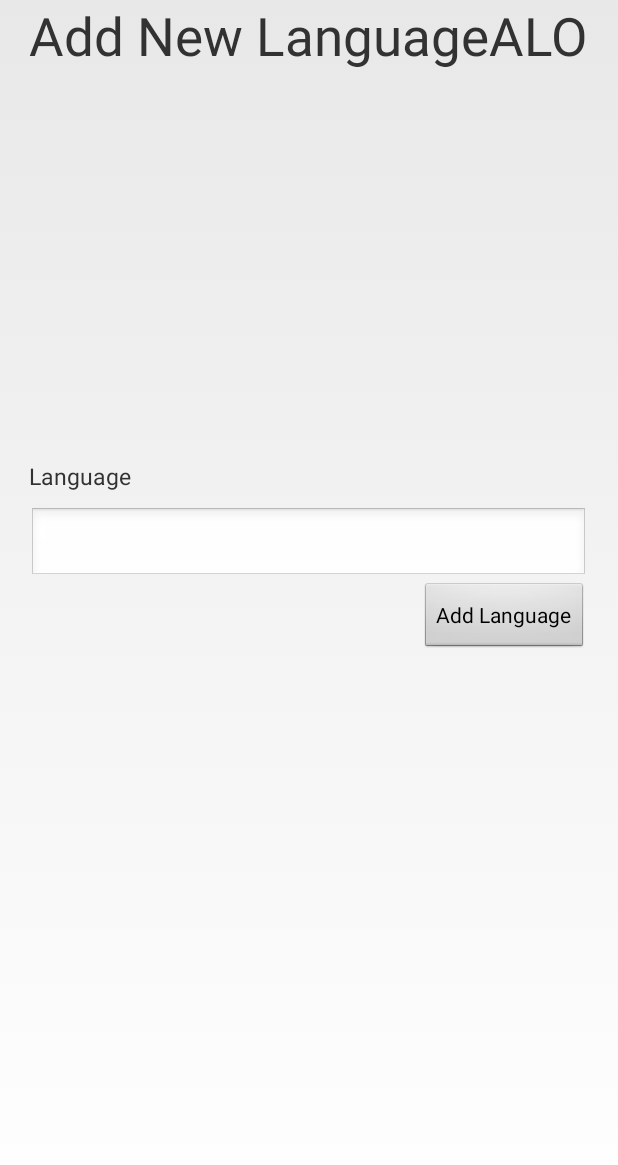
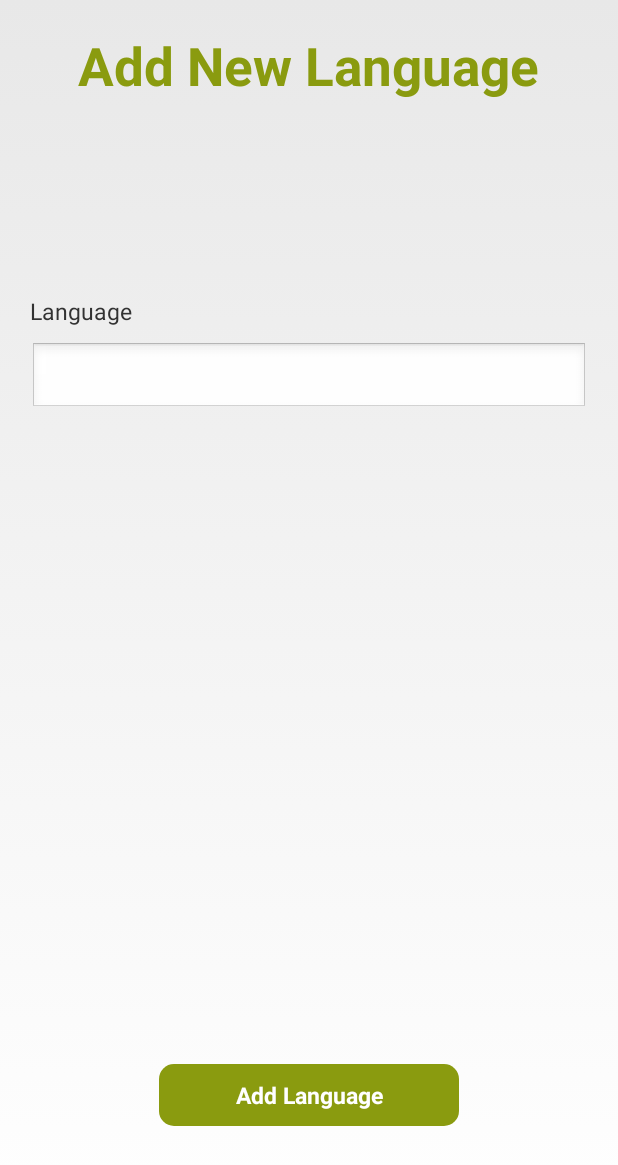
Before and after one commit to kaeuchoa/AndroidApp_PersonalDictionary, an Android app: the AddNewLangActivity screen opened directly, with no data from a screen before it, on a phone screen of 412 x 824 dp. Shown: the top 1165 px of the screen. Run offline under Robolectric (Android 15) with nearby library versions, the phone set to English and light mode, and no system bars.

Commit message:
deixei tudo verde

```diff
--- /dev/null
+++ b/app/src/main/res/drawable/mybutton.xml
@@ -0,0 +1,7 @@
+<?xml version="1.0" encoding="utf-8"?>
+<shape xmlns:android="http://schemas.android.com/apk/res/android"
+    android:shape="rectangle" android:padding="10dp">
+    <!-- you can use any color you want I used here gray color-->
+    <solid android:color="#8A9B0F"/>
+    <corners android:radius="10dp"/>
+</shape>
--- a/app/src/main/res/layout/add_new_language.xml
+++ b/app/src/main/res/layout/add_new_language.xml
@@ -3,44 +3,59 @@
     android:layout_width="match_parent" android:layout_height="match_parent">
 
     <TextView
+        android:layout_below="@+id/txt_addNewLanguage"
+        android:layout_alignStart="@+id/edt_newLanguage"
+        android:text="Language"
+        android:id="@+id/txt_language"
         android:layout_width="wrap_content"
         android:layout_height="wrap_content"
-        android:text="Language"
-        android:id="@+id/txt_language"
+
+
         android:textSize="15dp"
         android:editable="false"
-        android:layout_above="@+id/btn_addLanguage"
-        android:layout_alignStart="@+id/txt_addNewLanguage"
-        android:layout_marginBottom="60dp"
-        android:layout_gravity="left" />
+        android:layout_gravity="left"
+        android:layout_marginTop="129dp"
+ />
 
     <EditText
-        android:layout_width="250dp"
-        android:layout_height="50dp"
-        android:textSize="25dp"
+
         android:id="@+id/edt_newLanguage"
-        android:layout_above="@+id/btn_addLanguage"
-        android:layout_alignStart="@+id/txt_language"
-        android:layout_alignEnd="@+id/txt_addNewLanguage"
-        android:layout_gravity="center" />
+        android:layout_below="@+id/txt_language"
+        android:layout_width="wrap_content"
+        android:layout_height="wrap_content"
+        android:ems="10"
+        android:layout_marginLeft="20dp"
+        android:layout_marginRight="20dp"
+        android:layout_alignParentStart="true"
+        android:layout_alignParentEnd="true"
+        android:layout_marginTop="10dp" />
 
     <Button
-        android:layout_width="wrap_content"
-        android:layout_height="wrap_content"
+
         android:text="Add Language"
         android:id="@+id/btn_addLanguage"
-        android:layout_centerVertical="true"
-        android:layout_alignEnd="@+id/edt_newLanguage"
-        android:layout_gravity="center" />
+        android:layout_width="200dp"
+        android:layout_height="wrap_content"
+        android:padding="10dp"
+        android:textColor="#ffffff"
+        android:textSize="15dp"
+        android:background="@drawable/mybutton"
+        android:layout_alignParentBottom="true"
+        android:layout_centerHorizontal="true"
+        android:layout_marginBottom="73dp"
+        android:textStyle="bold" />
 
     <TextView
+
+        android:text="Add New Language"
+        android:id="@+id/txt_addNewLanguage"
+
+        android:layout_marginTop="30px"
         android:layout_width="wrap_content"
         android:layout_height="wrap_content"
         android:textSize="35dp"
-        android:editable="false"
-        android:text="Add New LanguageALO"
-        android:id="@+id/txt_addNewLanguage"
+        android:textColor="#8A9B0F"
+        android:textStyle="bold"
         android:layout_alignParentTop="true"
         android:layout_centerHorizontal="true" />
-
 </RelativeLayout>
```
Also changed, not shown: app/src/main/java/com/example/kaeuc/finalproject/Database/WordDataBaseHelper.java (+8 -0 lines), app/src/main/res/layout/activity_login.xml (+45 -22 lines), app/src/main/res/layout/add_new_word.xml (+29 -7 lines), app/src/main/res/layout/empty_list_view.xml (+10 -5 lines), app/src/main/res/layout/menu_layout.xml (+47 -16 lines), app/src/main/res/layout/my_words.xml (+18 -4 lines), app/src/main/res/layout/my_words_row_layout.xml (+9 -3 lines), app/src/main/res/layout/pick_language.xml (+16 -4 lines), app/src/main/res/layout/testlayout.xml (+9 -4 lines), 2 other files.
